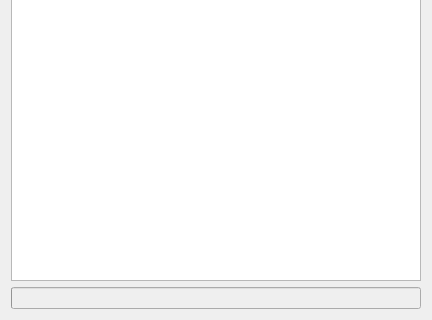
Before: the Qt Designer form ui4chan.ui in chrisdevchroma/fourchan-dl, drawn with Qt 5; both pictures show x 0 to 432 and y 261 to 581 of the 432 by 581 pixel window.
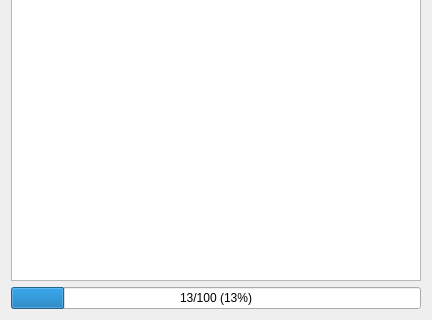
After: the same form once the commit is applied. Icons and pictures are not drawn.

What changed in the file:
```diff
--- a/ui4chan.ui
+++ b/ui4chan.ui
@@ -113,19 +113,19 @@
    <item row="6" column="0">
     <widget class="QProgressBar" name="progressBar">
      <property name="enabled">
-      <bool>false</bool>
+      <bool>true</bool>
      </property>
-     <property name="maximum">
-      <number>1</number>
+     <property name="minimum">
+      <number>0</number>
      </property>
      <property name="value">
-      <number>-1</number>
+      <number>13</number>
      </property>
      <property name="textVisible">
       <bool>true</bool>
      </property>
      <property name="format">
-      <string>%v/%m</string>
+      <string>%v/%m (%p%)</string>
      </property>
     </widget>
    </item>
```
Left out of the diff: 6 changed lines with no effect on the pictures.
